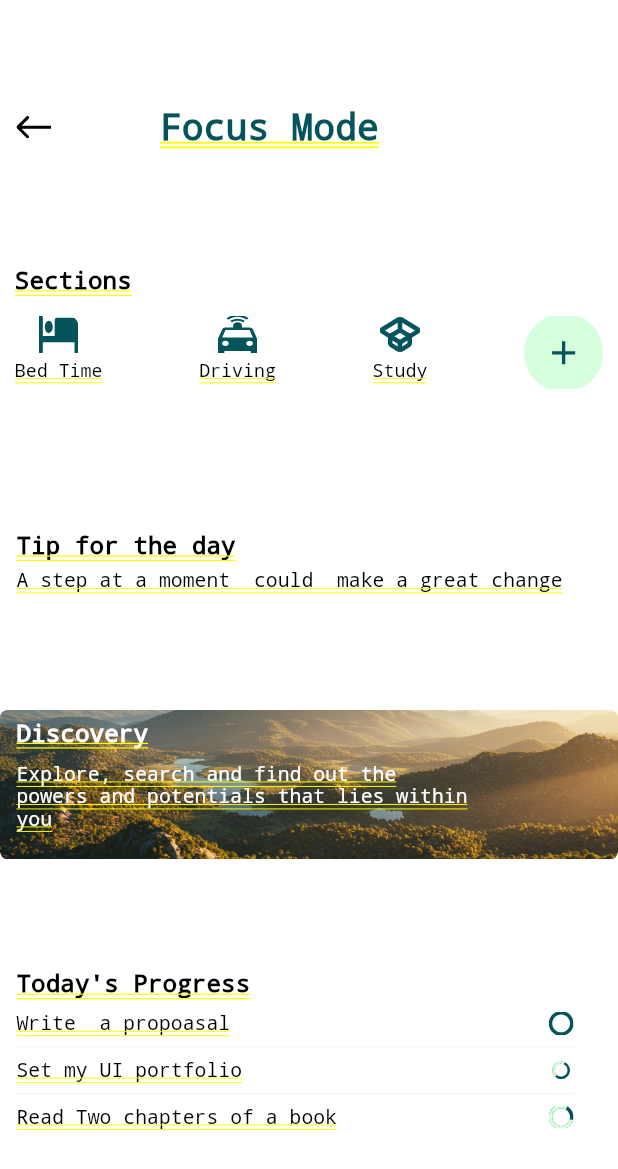
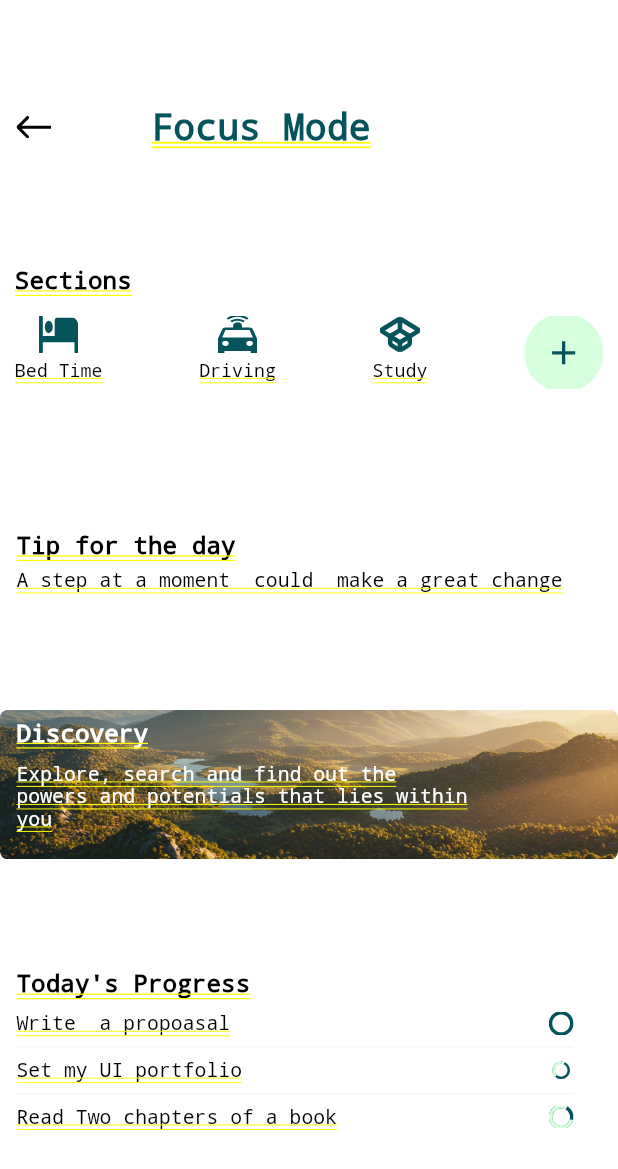
Before and after one commit to OtiDavidChibueze/fokusly-digital-platform, a Flutter app: the FocusMainPage screen opened by its route, on a phone screen of 412 x 824 dp. Shown: the top 1169 px of the screen. Run offline on Flutter 3.47's test engine with Material 3 defaults, Android fonts, the phone set to English and light mode, and no system bars; our stand-ins replace fl_chart, flutter_screenutil, flutter_svg, google_fonts, hive, hive_flutter; accounts and stored records are empty.

Commit message:
passed the spacing of the screen title in the row widget directly

```diff
--- a/lib/pages/FocusPages/focus_main_page.dart
+++ b/lib/pages/FocusPages/focus_main_page.dart
@@ -16,6 +16,7 @@ class FocusMainPage extends StatelessWidget {
       children: [
         // VSpace(23),
         Row(
+          spacing: 56,
           children: [
             Padding(
               padding: EdgeInsets.symmetric(horizontal: w(10), vertical: h(10)),
@@ -25,8 +26,7 @@ class FocusMainPage extends StatelessWidget {
               ),
             ),
 
-            HSpace(56),
-
+            // HSpace(56),
             TextWidget(
               text: 'Focus Mode',
               fontWeight: FontWeight.w700,
```
